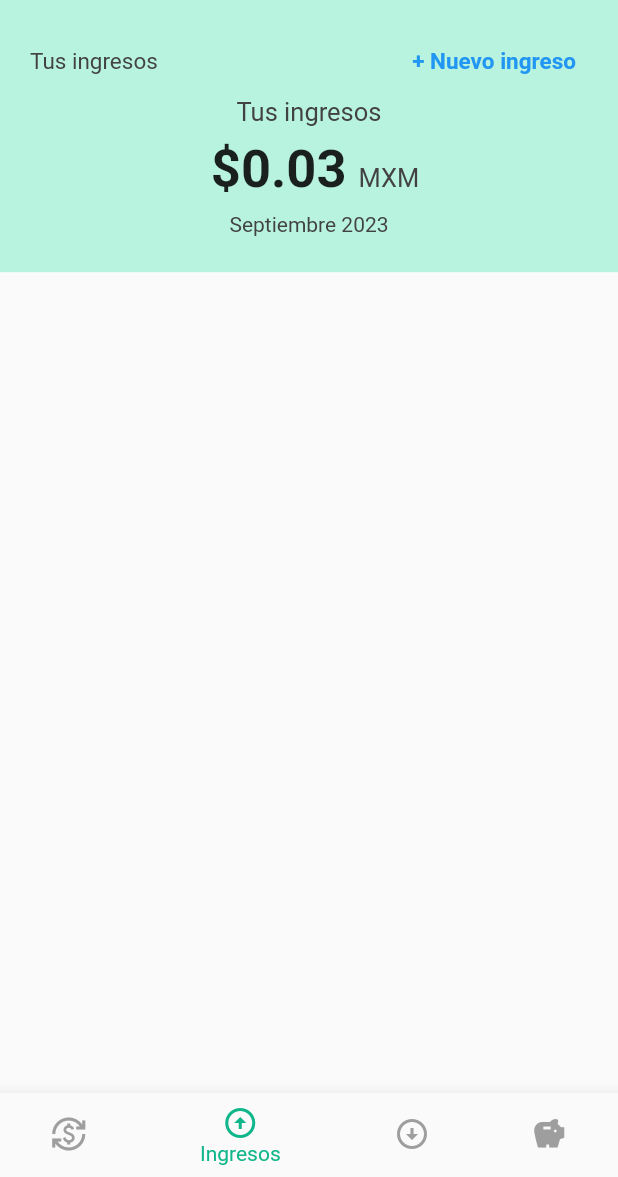
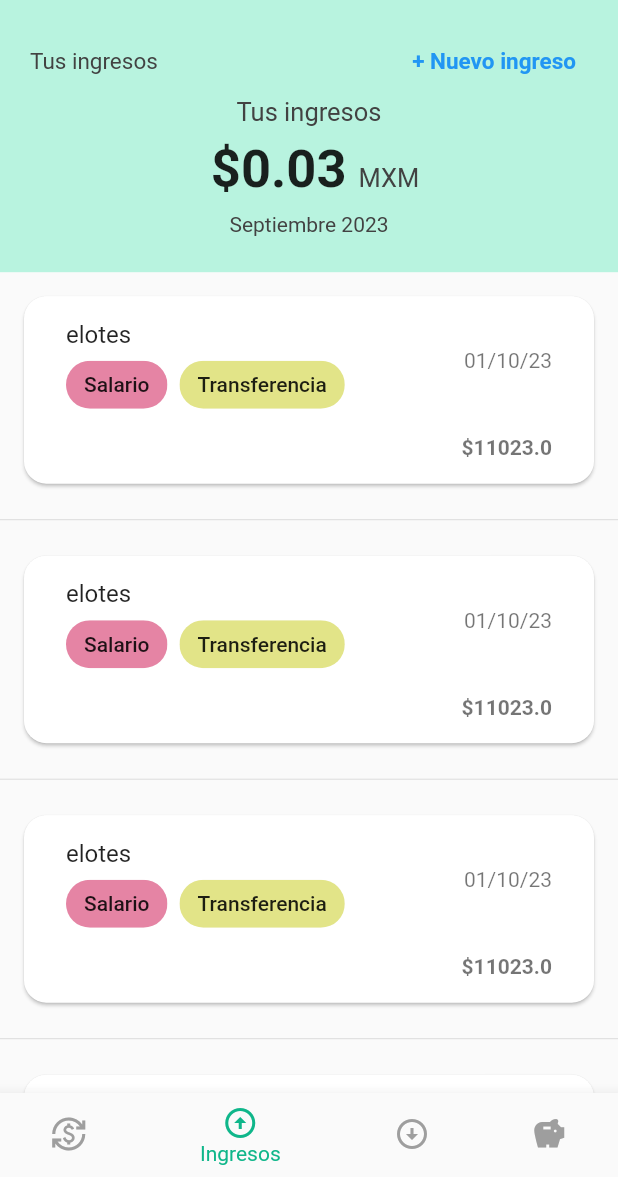
Before and after one commit to valrmzl/ProyectoMovilesVNS, a Flutter app: the screen it shows after launch, item 2 of the bottom bar chosen, on a phone screen of 412 x 824 dp, the part 59-1236 px from its top. Run offline on Flutter 3.47's test engine with Material 2 defaults, Android fonts, the phone set to English and light mode, and no system bars; our stand-ins replace carousel_slider; network calls fail.

Commit message:
display de ingresos y egresos

```diff
--- a/lib/Screens/home_page.dart
+++ b/lib/Screens/home_page.dart
@@ -22,7 +22,7 @@ class _HomePageState extends State<HomePage> {
   final List<Widget> _pages = [
     const Balance(),
     const Ingresos(),
-    const Gastos(),
+    const Egresos(),
     Ahorros(),
   ];
   @override
--- /dev/null
+++ b/lib/Screens/ingreso_item.dart
@@ -0,0 +1,77 @@
+import 'package:flutter/material.dart';
+
+class IngresoItem extends StatelessWidget {
+  final String titulo;
+  final String subtitulo1;
+  final String fecha;
+  final double precio;
+
+  IngresoItem({
+    required this.titulo,
+    required this.subtitulo1,
+    required this.fecha,
+    required this.precio,
+  });
+
+  @override
+  Widget build(BuildContext context) {
+    return Card(
+      margin: EdgeInsets.all(16),
+      shape: RoundedRectangleBorder(
+        borderRadius: BorderRadius.circular(15.0),
+      ),
+      child: Padding(
+        padding: const EdgeInsets.all(12.0),
+        child: Column(
+          mainAxisSize: MainAxisSize.min,
+          children: <Widget>[
+            ListTile(
+              //leading: Icon(Icons.local_restaurant),
+              title: Text(titulo),
+              subtitle: Column(
+                crossAxisAlignment: CrossAxisAlignment.start,
+                children: [
+                  Row(
+                    mainAxisAlignment: MainAxisAlignment.spaceBetween,
+                    crossAxisAlignment: CrossAxisAlignment.start,
+                    children: [
+                      Row(
+                        children: [
+                          categoriaChip("Salario", const Color.fromARGB(255, 229, 132, 164)),
+                          SizedBox(width: 8), // Espacio entre chips
+                          categoriaChip("Transferencia", Color.fromARGB(255, 226, 228, 136)),
+
+                        ],
+                      ),
+                      Text(fecha),
+                    ],
+                  ),
+                  Padding(
+                    padding: const EdgeInsets.only(top: 10.0),
+                  ),
+                  Row(
+                    mainAxisAlignment: MainAxisAlignment.spaceBetween,
+                    children: [
+                      Padding(
+                        padding: const EdgeInsets.only(top: 10.0),
+                      ),
+                      Text("\$$precio",
+                          style: TextStyle(fontWeight: FontWeight.bold)),
+                    ],
+                  )
+                ],
+              ),
+            ),
+          ],
+        ),
+      ),
+    );
+  }
+
+  Widget categoriaChip(String label, Color color) {
+    return Chip(
+      label: Text(label),
+      backgroundColor: color,
+    );
+  }
+}
--- a/lib/Screens/ingresos.dart
+++ b/lib/Screens/ingresos.dart
@@ -1,28 +1,27 @@
 import 'package:flutter/material.dart';
+import 'package:proyecto_vsn/Screens/ingreso_item.dart';
 // ignore: unused_import
 import 'package:proyecto_vsn/Screens/nuevo_ingreso.dart';
 
-class Ahorro {
-  final String nombre;
-  final double meta;
-  final String origen;
-  final DateTime fecha;
-  final double progreso;
 
-  Ahorro({
-    required this.nombre,
-    required this.meta,
-    required this.origen,
-    required this.fecha,
-    required this.progreso,
-  });
-}
 
-class Ingresos extends StatelessWidget {
+class Ingresos extends StatefulWidget {
   const Ingresos({super.key});
 
   @override
+  State<Ingresos> createState() => _IngresosState();
+}
+
+class _IngresosState extends State<Ingresos> {
+  @override
   Widget build(BuildContext context) {
+    List<String> categorias = [
+      'Salario',
+      'Aguinaldo',
+      'Bonos',
+      'Emprendimiento',
+      'Otros'
+    ];
     return SingleChildScrollView(
       child: Column(
         children: [
@@ -81,9 +80,38 @@ class Ingresos extends StatelessWidget {
                   style: TextStyle(color: Colors.grey.shade800))
             ]),
           ),
+          Container(
+  height: MediaQuery.of(context).size.height * 1,
+  child: ListView.separated(
+    itemCount: categorias.length,
+    separatorBuilder: (context, index) {
+      return Divider();
+    },
+    itemBuilder: (context, index) {
+      return IngresoItem(
+        titulo: "elotes",
+        subtitulo1: "comida",
+        fecha: "01/10/23",// Reemplaza con el valor correcto
+        precio: 011023, // Reemplaza con el valor correcto
+      );
+    },
+  ),
+)
+
+
+
+
+
 
         ],
       ),
     );
   }
 }
+
+Widget categoriaChip(String titulo, Color chipColor ){
+  return Chip(
+    label: Text(titulo),
+    backgroundColor: chipColor,
+  );
+}
```
Also changed, not shown: lib/Screens/egreso_item.dart (added, +77 -0 lines), lib/Screens/gastos.dart (+51 -21 lines).
